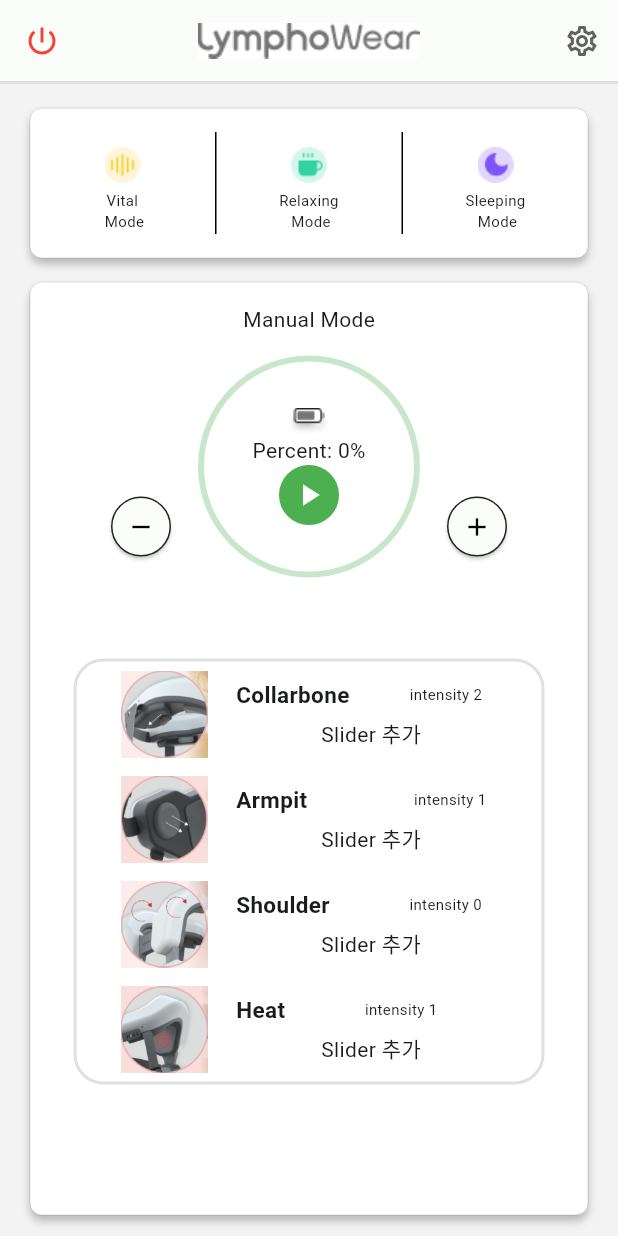
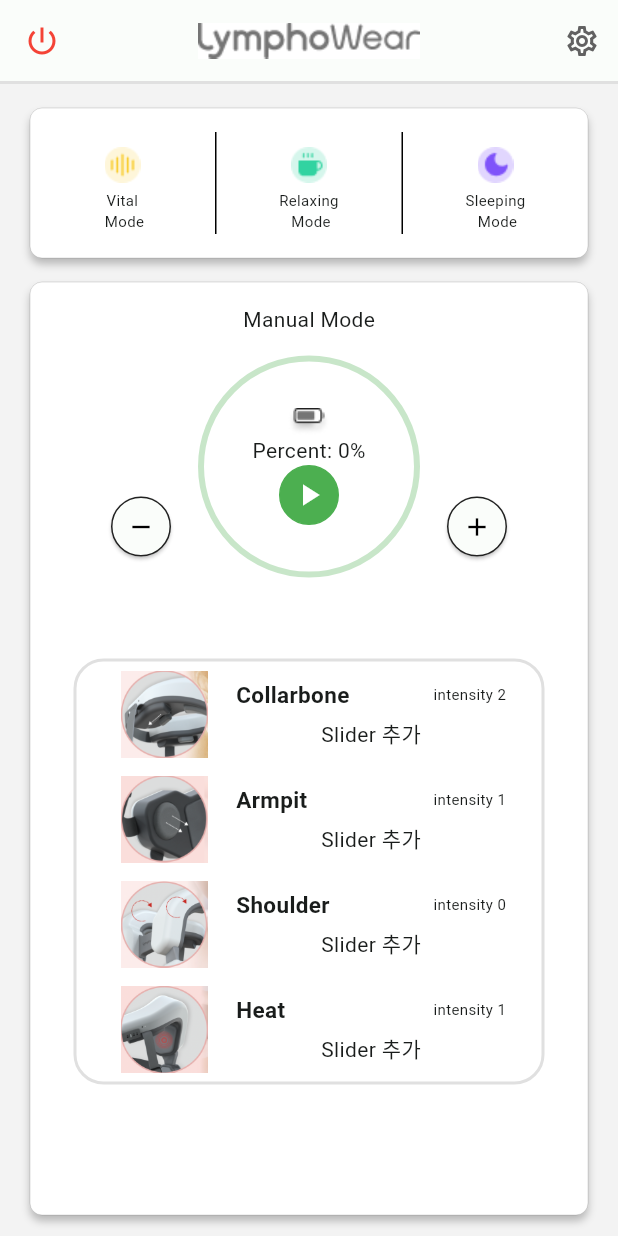
Before and after one commit to kwakdeung/lymphowear_remote_app_logging_responsive, a Flutter app: the HomeDefault screen opened directly, on a phone screen of 412 x 824 dp. Run offline on Flutter 3.47's test engine with Material 2 defaults, Android fonts, the phone set to English and light mode, and no system bars.

Commit message:
Add Spacer()

```diff
--- a/lib/components/armpit.dart
+++ b/lib/components/armpit.dart
@@ -45,9 +45,7 @@
                       style:
                           TextStyle(fontSize: 15, fontWeight: FontWeight.bold),
                     ),
-                    SizedBox(
-                      width: 71,
-                    ),
+                    Spacer(),
                     Text(
                       'intensity 1',
                       style: TextStyle(fontSize: 10),
--- a/lib/components/collarbone.dart
+++ b/lib/components/collarbone.dart
@@ -45,9 +45,7 @@
                       style:
                           TextStyle(fontSize: 15, fontWeight: FontWeight.bold),
                     ),
-                    SizedBox(
-                      width: 40,
-                    ),
+                    Spacer(),
                     Text(
                       'intensity 2',
                       style: TextStyle(fontSize: 10),
--- a/lib/components/heat.dart
+++ b/lib/components/heat.dart
@@ -45,9 +45,7 @@
                       style:
                           TextStyle(fontSize: 15, fontWeight: FontWeight.bold),
                     ),
-                    SizedBox(
-                      width: 53,
-                    ),
+                    Spacer(),
                     Text(
                       'intensity 1',
                       style: TextStyle(fontSize: 10),
--- a/lib/components/shoulder.dart
+++ b/lib/components/shoulder.dart
@@ -45,9 +45,7 @@
                       style:
                           TextStyle(fontSize: 15, fontWeight: FontWeight.bold),
                     ),
-                    SizedBox(
-                      width: 53,
-                    ),
+                    Spacer(),
                     Text(
                       'intensity 0',
                       style: TextStyle(fontSize: 10),
```
